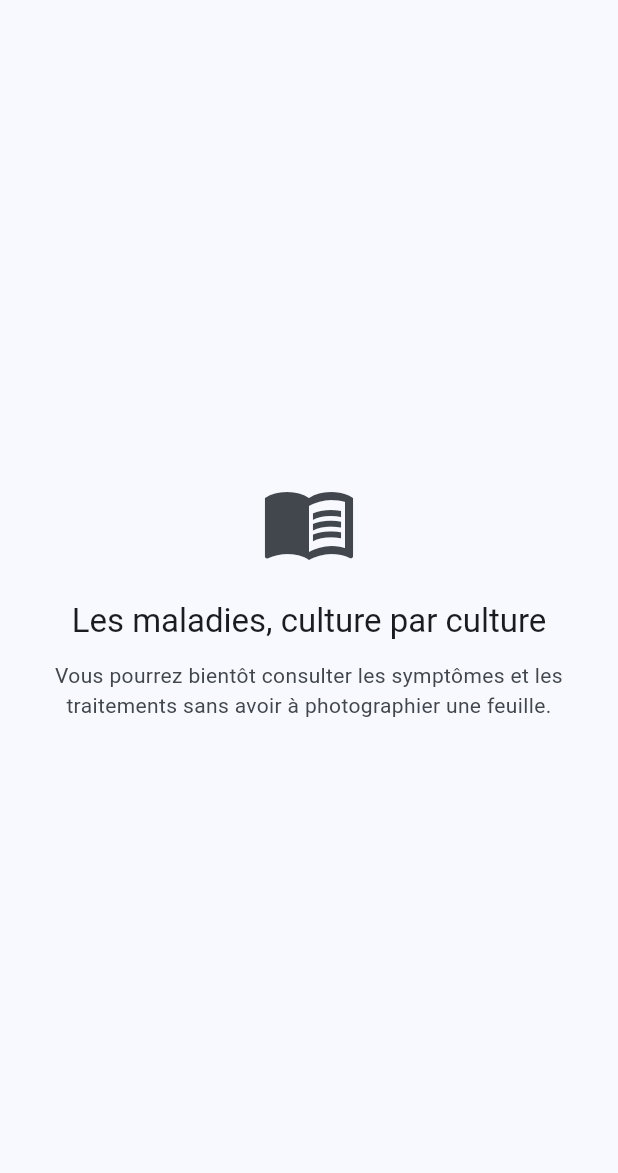
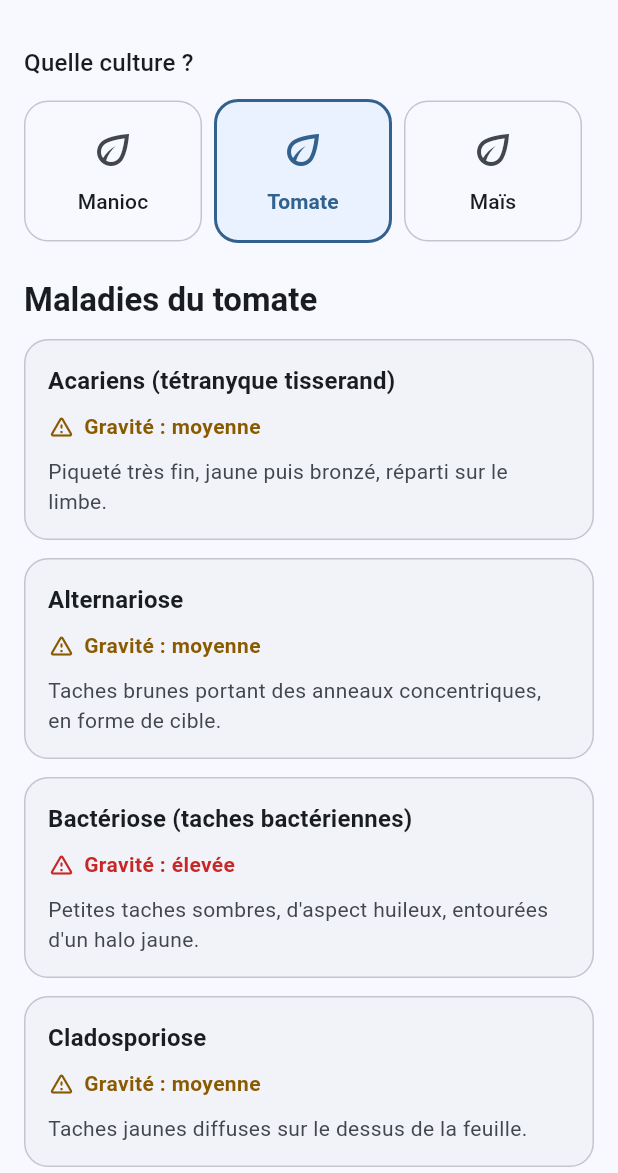
Before and after one commit to FFSC-Hackaton-2026-AgroLoupe/agro-loupe, a Flutter app: the CatalogScreen screen opened directly, on a phone screen of 412 x 824 dp, the part 63-1236 px from its top. Run offline on Flutter 3.47's test engine with Material 3 defaults, Android fonts, the phone set to English and light mode, and no system bars; our stand-ins replace cloud_firestore, connectivity_plus, dio, firebase_core, flutter_dotenv, image_picker and 1 more; missing offline and left inert: tflite_flutter; accounts and stored records are empty.

Commit message:
feat: add catalog and disease

```diff
--- a/analysis_options.yaml
+++ b/analysis_options.yaml
@@ -7,6 +7,11 @@
 
 # The following line activates a set of recommended lints for Flutter apps,
 # packages, and plugins designed to encourage good coding practices.
+analyzer:
+  exclude:
+    - build/**
+    - android/**
+    - ios/**
 include: package:flutter_lints/flutter.yaml
 
 linter:
--- a/lib/features/treatments/ui/screens/catalog_screen.dart
+++ b/lib/features/treatments/ui/screens/catalog_screen.dart
@@ -1,51 +1,208 @@
 import 'package:flutter/material.dart';
+import 'package:provider/provider.dart';
 
 import '../../../../shared/widgets/app_bar_title.dart';
+import '../../state/treatment_provider.dart';
+import '../widgets/disease_card.dart';
 
 /// Catalogue des maladies, consultable sans passer par un diagnostic.
 ///
-/// Écran provisoire. À remplacer par la liste des maladies de la culture
-/// choisie — tâche L1 de Letissia. Les 20 fiches sont déjà chargées en
-/// mémoire par `TreatmentProvider` : il s'agit de les afficher, pas de les
-/// produire. Modèle à copier : `crop_selector.dart`, dans la feature
-/// diagnosis.
-///
-/// La coquille n'a pas à être modifiée : seul le contenu de ce fichier
-/// change.
-class CatalogScreen extends StatelessWidget {
+/// L'utilisateur choisit une culture puis consulte les fiches
+/// correspondant à cette culture.
+class CatalogScreen extends StatefulWidget {
   const CatalogScreen({super.key});
 
   @override
+  State<CatalogScreen> createState() => _CatalogScreenState();
+}
+
+class _CatalogScreenState extends State<CatalogScreen> {
+  String _selectedCrop = 'tomate';
+
+  static const _crops = [
+    'manioc',
+    'tomate',
+    'maïs',
+  ];
+
+  String _displayName(String crop) {
+    return switch (crop) {
+      'manioc' => 'Manioc',
+      'tomate' => 'Tomate',
+      'maïs' => 'Maïs',
+      _ => crop,
+    };
+  }
+
+  @override
   Widget build(BuildContext context) {
-    final theme = Theme.of(context);
+    final provider = context.watch<TreatmentProvider>();
 
     return Scaffold(
-      appBar: AppBar(title: const AppBarTitle('Catalogue')),
-      body: Center(
-        child: Padding(
-          padding: const EdgeInsets.symmetric(horizontal: 32),
+      appBar: AppBar(
+        title: const AppBarTitle('Catalogue'),
+      ),
+      body: switch (provider.state) {
+        TreatmentsLoading() => const Center(
+            child: CircularProgressIndicator(),
+          ),
+        TreatmentsError(:final message) => Center(
+            child: Padding(
+              padding: const EdgeInsets.all(24),
+              child: Text(
+                message,
+                textAlign: TextAlign.center,
+              ),
+            ),
+          ),
+        TreatmentsReady() => _buildContent(context, provider),
+      },
+    );
+  }
+
+  Widget _buildContent(
+    BuildContext context,
+    TreatmentProvider provider,
+  ) {
+    final treatments = provider.forCrop(_selectedCrop);
+
+    return ListView(
+      padding: const EdgeInsets.all(16),
+      children: [
+        Text(
+          'Quelle culture ?',
+          style: Theme.of(context).textTheme.titleMedium,
+        ),
+
+        const SizedBox(height: 12),
+
+        _buildCropSelector(context),
+
+        const SizedBox(height: 24),
+
+        Text(
+          'Maladies du ${_displayName(_selectedCrop).toLowerCase()}',
+          style: Theme.of(context).textTheme.titleLarge?.copyWith(
+            fontWeight: FontWeight.w700,
+          ),
+        ),
+
+        const SizedBox(height: 12),
+
+        if (treatments.isEmpty)
+          const Padding(
+            padding: EdgeInsets.symmetric(vertical: 32),
+            child: Center(
+              child: Text(
+                'Aucune fiche disponible pour cette culture.',
+                textAlign: TextAlign.center,
+              ),
+            ),
+          )
+        else
+          for (final treatment in treatments)
+            DiseaseCard(
+              treatment: treatment,
+            ),
+      ],
+    );
+  }
+
+  Widget _buildCropSelector(BuildContext context) {
+    final theme = Theme.of(context);
+    final colors = theme.colorScheme;
+
+    return Row(
+      children: [
+        for (final crop in _crops)
+          Expanded(
+            child: Padding(
+              padding: const EdgeInsets.only(right: 8),
+              child: _CropCard(
+                label: _displayName(crop),
+                isSelected: crop == _selectedCrop,
+                onTap: () {
+                  setState(() {
+                    _selectedCrop = crop;
+                  });
+                },
+                colors: colors,
+              ),
+            ),
+          ),
+      ],
+    );
+  }
+}
+
+/// Carte de sélection d'une culture.
+///
+/// Sa présentation reprend le principe visuel du CropSelector
+/// utilisé dans la feature diagnosis.
+class _CropCard extends StatelessWidget {
+  const _CropCard({
+    required this.label,
+    required this.isSelected,
+    required this.onTap,
+    required this.colors,
+  });
+
+  final String label;
+  final bool isSelected;
+  final VoidCallback onTap;
+  final ColorScheme colors;
+
+  @override
+Widget build(BuildContext context) {
+  final theme = Theme.of(context);
+
+  final border = isSelected
+      ? colors.primary
+      : colors.outlineVariant;
+
+    return Semantics(
+      button: true,
+      selected: isSelected,
+      label: label,
+      child: InkWell(
+        onTap: onTap,
+        borderRadius: BorderRadius.circular(16),
+        child: Ink(
+          decoration: BoxDecoration(
+            color: isSelected
+                ? colors.primaryContainer.withValues(alpha: 0.35)
+                : colors.surface,
+            border: Border.all(
+              color: border,
+              width: isSelected ? 2 : 1,
+            ),
+            borderRadius: BorderRadius.circular(16),
+          ),
+          padding: const EdgeInsets.symmetric(
+            horizontal: 8,
+            vertical: 16,
+          ),
           child: Column(
-            mainAxisAlignment: MainAxisAlignment.center,
             children: [
               Icon(
-                Icons.menu_book_outlined,
-                size: 64,
-                color: theme.colorScheme.onSurfaceVariant,
+                Icons.eco_outlined,
+                size: 32,
+                color: isSelected
+                    ? colors.primary
+                    : colors.onSurfaceVariant,
               ),
-              const SizedBox(height: 20),
+              const SizedBox(height: 8),
               Text(
-                'Les maladies, culture par culture',
-                style: theme.textTheme.titleLarge,
+                label,
                 textAlign: TextAlign.center,
-              ),
-              const SizedBox(height: 12),
-              Text(
-                'Vous pourrez bientôt consulter les symptômes et les '
-                'traitements sans avoir à photographier une feuille.',
-                style: theme.textTheme.bodyMedium?.copyWith(
-                  color: theme.colorScheme.onSurfaceVariant,
+                style: theme.textTheme.labelLarge?.copyWith(
+                  color: isSelected
+                      ? colors.primary
+                      : colors.onSurface,
+                  fontWeight: isSelected
+                      ? FontWeight.w700
+                      : FontWeight.w500,
                 ),
-                textAlign: TextAlign.center,
               ),
             ],
           ),
--- /dev/null
+++ b/lib/features/treatments/ui/widgets/disease_card.dart
@@ -0,0 +1,93 @@
+import 'package:flutter/material.dart';
+
+import '../../../../core/theme/diagnosis_colors.dart';
+import '../../models/treatment.dart';
+
+/// Carte résumée d'une fiche maladie.
+///
+/// Affiche le nom de la maladie, sa gravité et la première ligne
+/// de ses symptômes.
+class DiseaseCard extends StatelessWidget {
+  const DiseaseCard({
+    super.key,
+    required this.treatment,
+    this.onTap,
+  });
+
+  final Treatment treatment;
+  final VoidCallback? onTap;
+
+  Color _severityColor(BuildContext context) {
+    final colors = context.diagnosisColors;
+
+    return switch (treatment.severity) {
+      'élevée' => colors.diseased,
+      'moyenne' => colors.uncertain,
+      'aucune' => colors.healthy,
+      _ => Theme.of(context).colorScheme.onSurfaceVariant,
+    };
+  }
+
+  @override
+  Widget build(BuildContext context) {
+    final theme = Theme.of(context);
+    final severityColor = _severityColor(context);
+
+    final firstSymptom = treatment.symptoms.isNotEmpty
+        ? treatment.symptoms.first
+        : 'Aucun symptôme renseigné.';
+
+    return Card(
+      margin: const EdgeInsets.only(bottom: 12),
+      child: InkWell(
+        onTap: onTap,
+        borderRadius: BorderRadius.circular(12),
+        child: Padding(
+          padding: const EdgeInsets.all(16),
+          child: Column(
+            crossAxisAlignment: CrossAxisAlignment.start,
+            children: [
+              Text(
+                treatment.name,
+                style: theme.textTheme.titleMedium?.copyWith(
+                  fontWeight: FontWeight.w700,
+                ),
+              ),
+
+              const SizedBox(height: 8),
+
+              Row(
+                children: [
+                  Icon(
+                    Icons.warning_amber_rounded,
+                    size: 18,
+                    color: severityColor,
+                  ),
+                  const SizedBox(width: 6),
+                  Text(
+                    'Gravité : ${treatment.severity}',
+                    style: theme.textTheme.bodyMedium?.copyWith(
+                      color: severityColor,
+                      fontWeight: FontWeight.w600,
+                    ),
+                  ),
+                ],
+              ),
+
+              const SizedBox(height: 10),
+
+              Text(
+                firstSymptom,
+                maxLines: 2,
+                overflow: TextOverflow.ellipsis,
+                style: theme.textTheme.bodyMedium?.copyWith(
+                  color: theme.colorScheme.onSurfaceVariant,
+                ),
+              ),
+            ],
+          ),
+        ),
+      ),
+    );
+  }
+}
```
Also changed, not shown: pubspec.lock, 4 other files.
